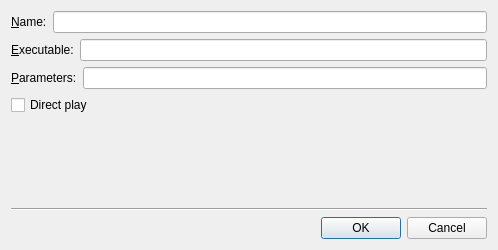
First picture: the form in src/playerdialog.ui, repository smplayer-dev/smtube, before the edit.
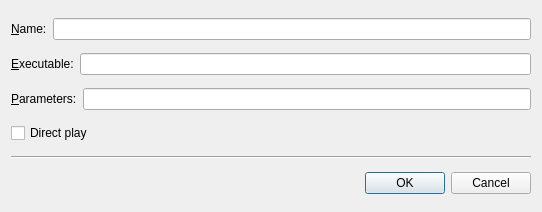
Second picture: the form after the edit. Custom widgets are drawn as their Qt base class.

Commit message: Move the players configuration to the general tab

What changed in the file:
```diff
--- a/src/playerdialog.ui
+++ b/src/playerdialog.ui
@@ -6,8 +6,8 @@
    <rect>
     <x>0</x>
     <y>0</y>
-    <width>498</width>
-    <height>250</height>
+    <width>542</width>
+    <height>212</height>
    </rect>
   </property>
   <property name="windowTitle">
@@ -72,19 +72,6 @@
      </property>
     </widget>
    </item>
-   <item>
-    <spacer name="verticalSpacer">
-     <property name="orientation">
-      <enum>Qt::Vertical</enum>
-     </property>
-     <property name="sizeHint" stdset="0">
-      <size>
-       <width>20</width>
-       <height>54</height>
-      </size>
-     </property>
-    </spacer>
-   </item>
    <item>
     <widget class="Line" name="line">
      <property name="orientation">
```
The commit also changes 1 other file.
